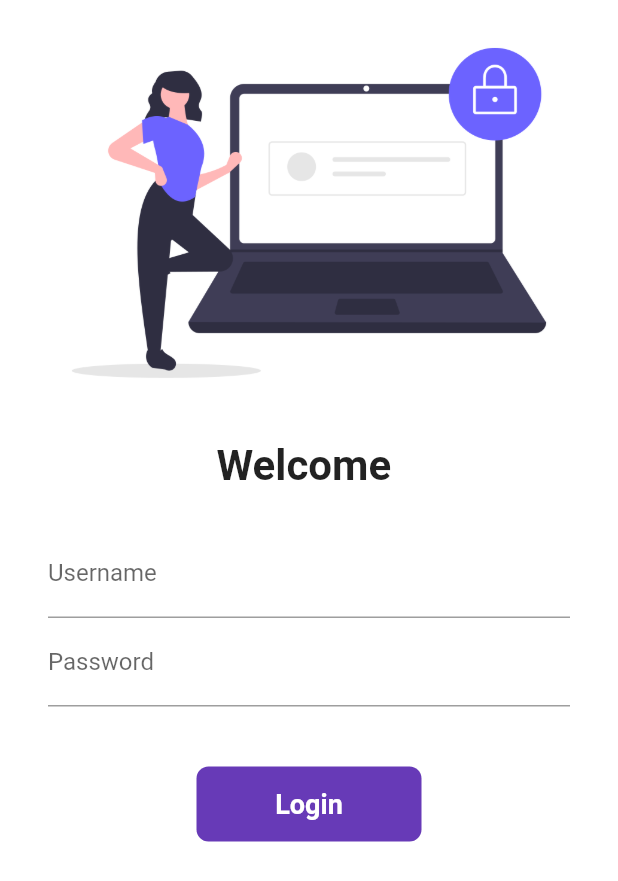
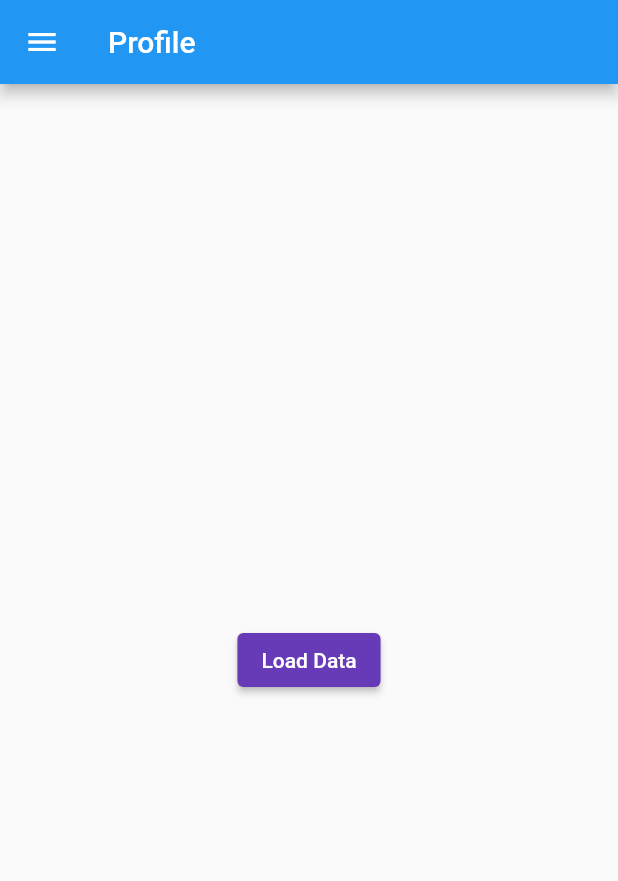
Before and after one commit to prashant263-del/flutterApp, a Flutter app: the screen it shows after launch, on a phone screen of 412 x 824 dp. Shown: the top 881 px of the screen. Run offline on Flutter 3.47's test engine with Material 2 defaults, Android fonts, the phone set to English and light mode, and no system bars.

Commit message:
2nd commit

```diff
--- a/lib/main.dart
+++ b/lib/main.dart
@@ -1,6 +1,8 @@
 // ignore_for_file: prefer_const_constructors
 
 import 'package:flutter/material.dart';
+// import 'package:flutter_demo_app/pages/getData.dart';
+import 'package:flutter_demo_app/pages/profile.dart';
 import 'package:flutter_demo_app/utils/routes.dart';
 import 'pages/homepage.dart';
 import 'pages/login_page.dart';
@@ -24,14 +26,15 @@ class MyApp extends StatelessWidget {
       debugShowCheckedModeBanner: false,
       initialRoute: "/",
       routes: {
-        // "/": (context) => LoginPage(), // HomePage
+        "/": (context) => Profile(), // HomePage
         // "/scrren1": (context) => const Screen1(),
         // "/home": (context) => const HomePage(),
 
-        "/": (context) => LoginPage(),
+        // "/": (context) => getData(),
+        // LoginPage(),
         MyRoutes.homeRoute: (context) => HomePage(),
         MyRoutes.loginRoute: (context) => LoginPage(),
-        MyRoutes.loginRoute: (context) => Screen1()
+        MyRoutes.loginRoute: (context) => Screen1(),
       },
     );
   }
--- a/lib/pages/login_page.dart
+++ b/lib/pages/login_page.dart
@@ -2,6 +2,7 @@
 
 import 'package:flutter/material.dart';
 import '../utils/routes.dart';
+
 
 class LoginPage extends StatefulWidget {
   const LoginPage({super.key});
@@ -63,7 +64,7 @@ class _LoginPageState extends State<LoginPage> {
                           labelText: "Username",
                         ),
                         validator: (value) {
-                          if (value.isEmpty) {
+                          if (value!.isEmpty) {
                             return "Username cannot be empty";
                           }
                           return null;
--- /dev/null
+++ b/lib/pages/profile.dart
@@ -0,0 +1,55 @@
+import 'dart:convert';
+import 'package:flutter/material.dart';
+import 'package:http/http.dart' as http;
+
+import '../widgets/drawer.dart';
+
+class Profile extends StatefulWidget {
+  @override
+  _ProfileState createState() => _ProfileState();
+}
+
+class _ProfileState extends State<Profile> {
+  static const header = 'Profile';
+  // commonDialog dialog = new commonDialog();
+  List _loadedPhotos = [];
+
+  Future<void> _fetchData() async {
+    const apiUrl =
+        'https://hclwdc701d.execute-api.ap-south-1.amazonaws.com/Development/fluttertest';
+
+    final response = await http.get(Uri.parse(apiUrl));
+    final data = json.decode("[" + response.body + "]");
+    print(data[0]['body']['header']);
+    setState(() {
+      _loadedPhotos = data[0]['body']['header'];
+    });
+  }
+
+  @override
+  Widget build(BuildContext context) {
+    return Scaffold(
+        drawer: const MyDrawer(),
+        appBar: AppBar(
+          title: const Text(header),
+          backgroundColor: Colors.blue,
+        ),
+        body: SafeArea(
+            child: _loadedPhotos.isEmpty
+                ? Center(
+                    child: ElevatedButton(
+                      onPressed: _fetchData,
+                      child: const Text('Load Data'),
+                    ),
+                  )
+                // The ListView that displays photos
+                : ListView.builder(
+                    itemCount: _loadedPhotos.length,
+                    itemBuilder: (BuildContext ctx, index) {
+                      return ListTile(
+                        title: Text(_loadedPhotos[index]['Title']),
+                      );
+                    },
+                  )));
+  }
+}
--- a/lib/utils/routes.dart
+++ b/lib/utils/routes.dart
@@ -2,5 +2,6 @@ class MyRoutes {
   static String loginRoute = "/login";
   static String homeRoute = "/home";
   static String screenOne = "/scrren1";
+  static String dataRoute = "/data";
   // "/scrren1": (context) => const Screen1(),
 }
--- a/pubspec.yaml
+++ b/pubspec.yaml
@@ -34,6 +34,9 @@ dependencies:
   # The following adds the Cupertino Icons font to your application.
   # Use with the CupertinoIcons class for iOS style icons.
   cupertino_icons: ^1.0.2
+  flutter_spinkit: ^5.1.0
+  provider: ^6.0.5
+  http: ^0.13.5
 
 dev_dependencies:
   flutter_test:
```
Also changed, not shown: lib/models/pets.dart (added, +57 -0 lines), lib/pages/getData.dart (added, +110 -0 lines), lib/providers/pets_provider.dart (added, +50 -0 lines), lib/widgets/drawer.dart (+18 -1 lines), pubspec.lock.
